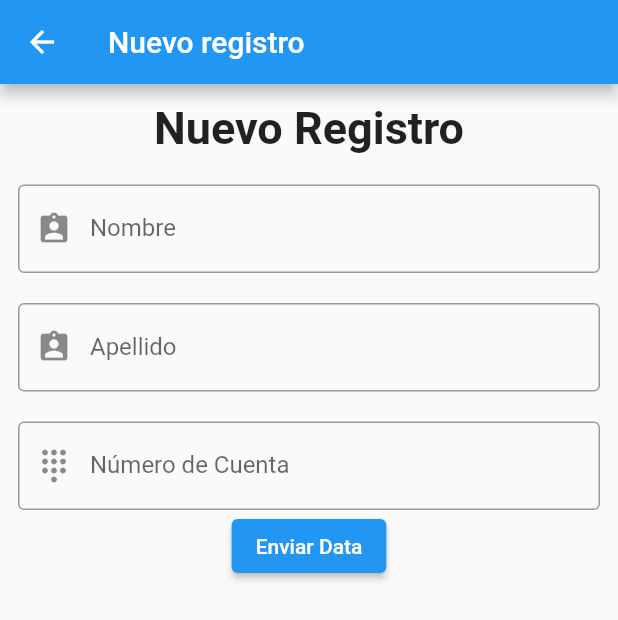
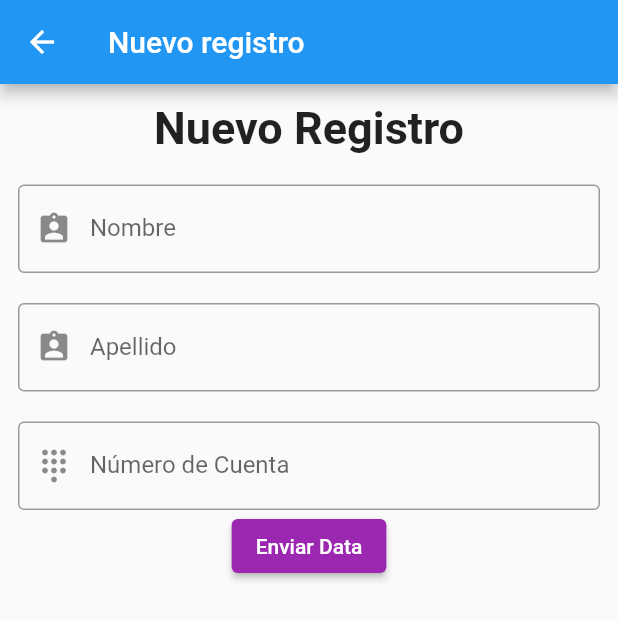
Before and after one commit to DavidT-GuzmanD/Desarrollo_Movil_Flutter, a Flutter app: the screen it shows after launch, after a tap on the "people alt" icon, on a phone screen of 412 x 824 dp. Shown: the top 620 px of the screen. Run offline on Flutter 3.47's test engine with Material 2 defaults, Android fonts, the phone set to English and light mode, and no system bars.

Commit message:
Pagina de Registro

```diff
--- a/app_movil_flutter/lib/main.dart
+++ b/app_movil_flutter/lib/main.dart
@@ -17,7 +17,25 @@ class MyApp extends StatelessWidget {
       debugShowCheckedModeBanner: false,   //Quitamos el banner
 
       title: 'Material App',
-      home: Scaffold(
+      home: Inicio(),
+    );
+  }
+
+}
+
+class Inicio extends StatefulWidget {
+  const Inicio({
+    Key? key,
+  }) : super(key: key);
+
+  @override
+  State<Inicio> createState() => _InicioState();
+}
+
+class _InicioState extends State<Inicio> {
+  @override
+  Widget build(BuildContext context) {
+    return Scaffold(
       appBar: AppBar(
         title: const Text ('Material App Bar'),
       ),
@@ -25,22 +43,20 @@ class MyApp extends StatelessWidget {
       floatingActionButton: const BotonNewRegistro(),
 
       body: ListView.builder(
-          itemCount: _personas.length,
+        itemCount: personas.length,
         itemBuilder: (BuildContext context, int index) {
           return ListTile(
-              title: Text(_personas[index].name + ' ' + _personas[index].lastName),
-              subtitle: Text(_personas[index].cuenta),
+            title: Text(personas[index].name + ' ' + personas[index].lastName),
+            subtitle: Text(personas[index].cuenta),
             leading: CircleAvatar(
-                child: Text(_personas[index].name.substring(0, 1)),
+              child: Text(personas[index].name.substring(0, 1)),
             ),
             trailing: const Icon(Icons.arrow_forward_ios),
           );
         }
       ),
-      ),
     );
   }
-
 }
 
 class BotonNewRegistro extends StatelessWidget {
@@ -60,7 +76,7 @@ class BotonNewRegistro extends StatelessWidget {
   }
 }
 
-List<Persona> _personas = [
+List<Persona> personas = [
     Persona('David', 'Guzmán', '20160557'),
     Persona('Pedro', 'Perez', '20160424'),
     Persona('Paco', 'Garcia', '20160363'),
--- a/app_movil_flutter/lib/nuevo_registro.dart
+++ b/app_movil_flutter/lib/nuevo_registro.dart
@@ -1,4 +1,5 @@
 import 'package:flutter/material.dart';
+import 'main.dart';
 
 class RegistroAlumno extends StatefulWidget {
   const RegistroAlumno({Key? key}) : super(key: key);
@@ -7,14 +8,31 @@ class RegistroAlumno extends StatefulWidget {
   State<RegistroAlumno> createState() => _RegistroAlumnoState();
 }
 
+
+
+final tname = TextEditingController();
+final tlastname = TextEditingController();
+final tcuenta = TextEditingController();
+
+
 class _RegistroAlumnoState extends State<RegistroAlumno> {
 
   String name = '';
   String lastname = '';
   String cuenta = '';
 
+
+
   void enviar(){
     print('El usuario $name $lastname ha sido registrado');
+
+    name = tname.text;
+    lastname = tlastname.text;
+    cuenta = tcuenta.text;
+
+    personas.add(Persona(name, lastname, cuenta));
+
+    Navigator.push(context, MaterialPageRoute(builder: (BuildContext context) => const Inicio()));
   }
 
   @override
@@ -46,16 +64,18 @@ class _RegistroAlumnoState extends State<RegistroAlumno> {
 
                 const SizedBox(height: 20),
 
-                const TextField(
-                  decoration: InputDecoration(
+                  //Name
+                TextField(
+                  controller: tname,
+                  decoration: const InputDecoration(
                     border: OutlineInputBorder(),
                     prefixIcon: Icon(Icons.assignment_ind_rounded),
                     labelText: 'Nombre',
                     hintText: 'Coloca tu nombre'
                   ),
-                  // onChanged: (String nombre) {
-                  //   this.name = nombre;
-                  // },
+                  onChanged: (String nombre) {
+                    this.name = nombre;
+                  },
 
                   keyboardType: TextInputType.name,
 
@@ -67,16 +87,18 @@ class _RegistroAlumnoState extends State<RegistroAlumno> {
                   height: 20,
                 ),
 
-                const TextField(
-                  decoration: InputDecoration(
+                  //Last Name
+                TextField(
+                  controller: tlastname,
+                  decoration: const InputDecoration(
                     border: OutlineInputBorder(),
                     prefixIcon: Icon(Icons.assignment_ind_rounded),
                     labelText: 'Apellido',
                     hintText: 'Coloca tu Apellido'
                   ),
-                  // onChanged: (String apellido) {
-                  //   this.lastname = apellido;
-                  // },
+                  onChanged: (String apellido) {
+                    this.lastname = apellido;
+                  },
 
                   keyboardType: TextInputType.name,
 
@@ -87,16 +109,18 @@ class _RegistroAlumnoState extends State<RegistroAlumno> {
                   height: 20,
                 ),
 
-                const TextField(
-                  decoration: InputDecoration(
+                  //Cuenta
+                TextField(
+                  controller: tcuenta,
+                  decoration: const InputDecoration(
                     border: OutlineInputBorder(),
                     prefixIcon: Icon(Icons.dialpad_outlined),
                     labelText: 'Número de Cuenta',
                     hintText: 'Coloca tu Número de Cuenta'
                   ),
-                  // onChanged: (String cuenta) {
-                  //   this.cuenta = cuenta;
-                  // },
+                  onChanged: (String cuenta) {
+                    this.cuenta = cuenta;
+                  },
 
                   keyboardType: TextInputType.number,
 
@@ -104,6 +128,11 @@ class _RegistroAlumnoState extends State<RegistroAlumno> {
                 ),
 
                 ElevatedButton(
+                  style: ElevatedButton.styleFrom(
+                    primary: Colors.purple, // background
+                    onPrimary: Colors.white, // foreground
+                  ),
+
                   onPressed: enviar,
                   child: const Text('Enviar Data')
                 ),
```
Lines whose indentation alone changed are shown as unchanged.
